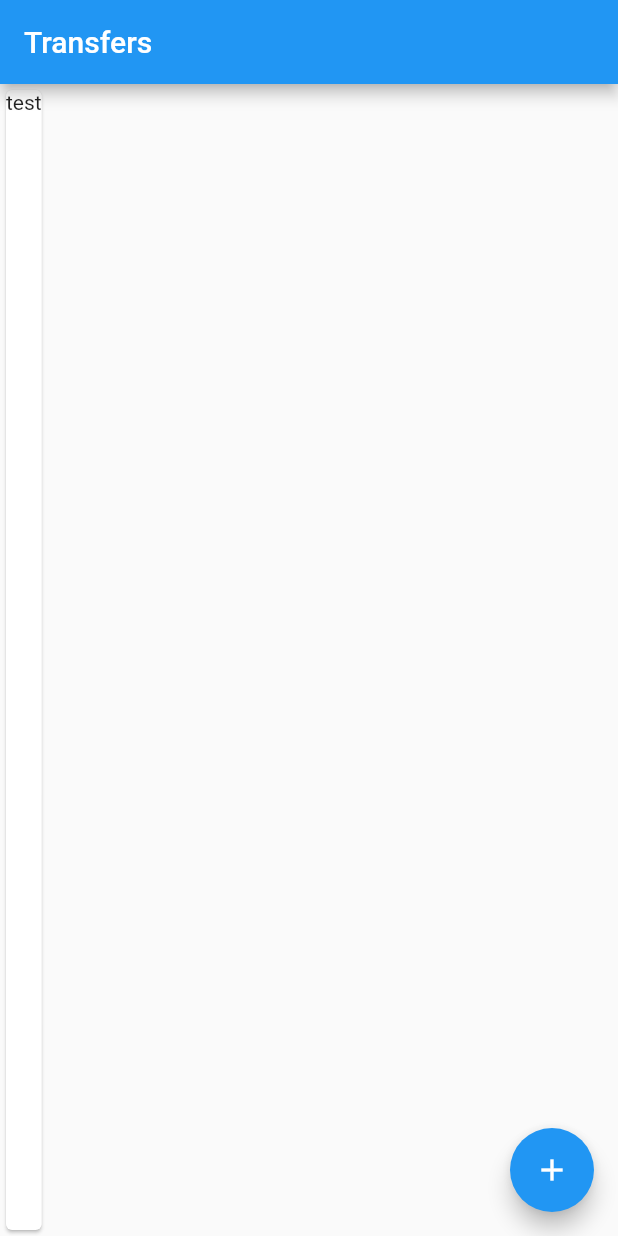
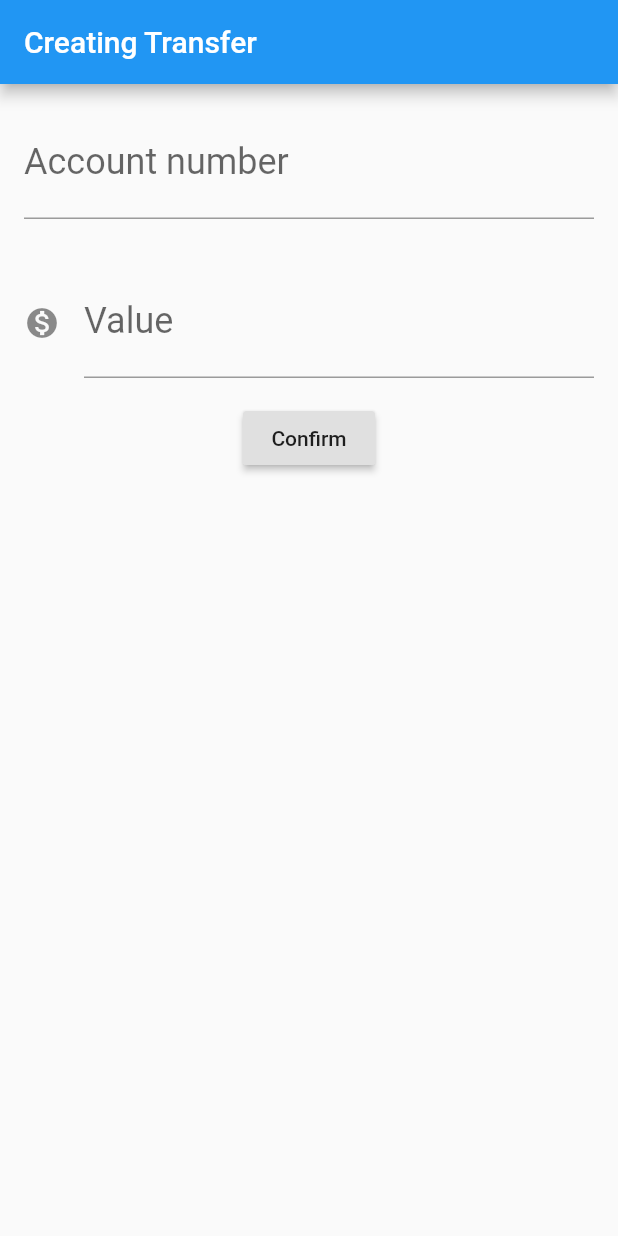
Before and after one commit to elmasantos/bytebank, a Flutter app: the screen it shows after launch, on a phone screen of 412 x 824 dp. Run offline on Flutter 3.47's test engine with Material 2 defaults, Android fonts, the phone set to English and light mode, and no system bars.

Commit message:
Add 'Create Transfer' screen and improve Transfer

```diff
--- a/lib/main.dart
+++ b/lib/main.dart
@@ -1,14 +1,86 @@
 import 'package:flutter/material.dart';
 
-void main() => runApp(
-  MaterialApp(
+void main() => runApp(BytebankApp());
+
+class BytebankApp extends StatelessWidget {
+  @override
+  Widget build(BuildContext context) {
+    return MaterialApp(
         home: Scaffold(
-        body: Card(
-          child: Column(
+          body: TransferForm(),
+        )
+    );
+  }
+}
+
+class TransferForm extends StatelessWidget {
+
+  final TextEditingController _accountNumberFieldController = TextEditingController();
+  final TextEditingController _valueFieldController = TextEditingController();
+
+  @override
+  Widget build(BuildContext context) {
+    return Scaffold(
+      appBar: AppBar(
+        title: Text('Creating Transfer'),
+      ),
+      body: Column(
         children: <Widget>[
-              Text('test'),
+          Padding(
+            padding: const EdgeInsets.all(16.0),
+            child: TextField(
+              controller: _accountNumberFieldController,
+              style: TextStyle(fontSize: 24.0),
+              decoration: InputDecoration(
+                labelText: 'Account number',
+                hintText: '0000',
+              ),
+              keyboardType: TextInputType.number,
+            ),
+          ),
+          Padding(
+            padding: const EdgeInsets.all(16.0),
+            child: TextField(
+              controller: _valueFieldController,
+              style: TextStyle(fontSize: 24.0),
+              decoration: InputDecoration(
+                icon: Icon(Icons.monetization_on),
+                labelText: 'Value',
+                hintText: '0.00',
+              ),
+              keyboardType: TextInputType.number,
+            ),
+          ),
+          RaisedButton(
+            child: Text('Confirm'),
+            onPressed: () {
+              debugPrint(_accountNumberFieldController.text);
+
+              final int accountNumber = int.tryParse(_accountNumberFieldController.text);
+              final double value = double.tryParse(_valueFieldController.text);
+
+              if(accountNumber != null && value != null) {
+               final transferCreated = Transfer(value, accountNumber);
+               debugPrint('$transferCreated');
+              }
+            },
+          ),
         ],
       ),
+    );
+  }
+}
+
+class TransfersList extends StatelessWidget {
+  @override
+  Widget build(BuildContext context) {
+    return Scaffold(
+      body: Column(
+        children: <Widget>[
+          TransferItem(Transfer(100.0, 1000)),
+          TransferItem(Transfer(200.0, 2000)),
+          TransferItem(Transfer(300.0, 7600)),
+        ],
       ),
       appBar: AppBar(
         title: Text('Transfers'),
@@ -16,6 +88,36 @@ void main() => runApp(
       floatingActionButton: FloatingActionButton(
         child: Icon(Icons.add),
       ),
-      )
+    );
+  }
+}
+
+class TransferItem extends StatelessWidget {
+
+  final Transfer _transfer;
+
+  TransferItem(this._transfer);
+
+  @override
+  Widget build(BuildContext context) {
+    return Card(
+      child: ListTile(
+        leading: Icon(Icons.monetization_on),
+        title: Text(_transfer.value.toString()),
+        subtitle: Text(_transfer.accountNumber.toString()),
       ),
     );
+  }
+}
+
+class Transfer {
+  final double value;
+  final int accountNumber;
+
+  Transfer(this.value, this.accountNumber);
+
+  @override
+  String toString() {
+    return 'Transfer{value: $value, accountNumber: $accountNumber}';
+  }
+}
```
Lines whose indentation alone changed are shown as unchanged.
